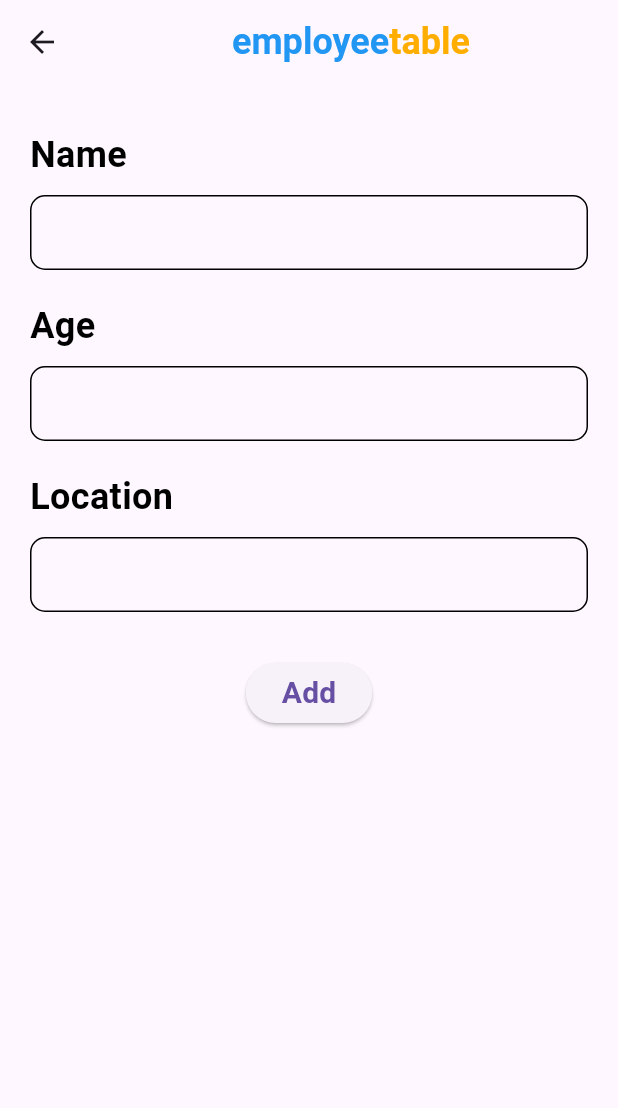
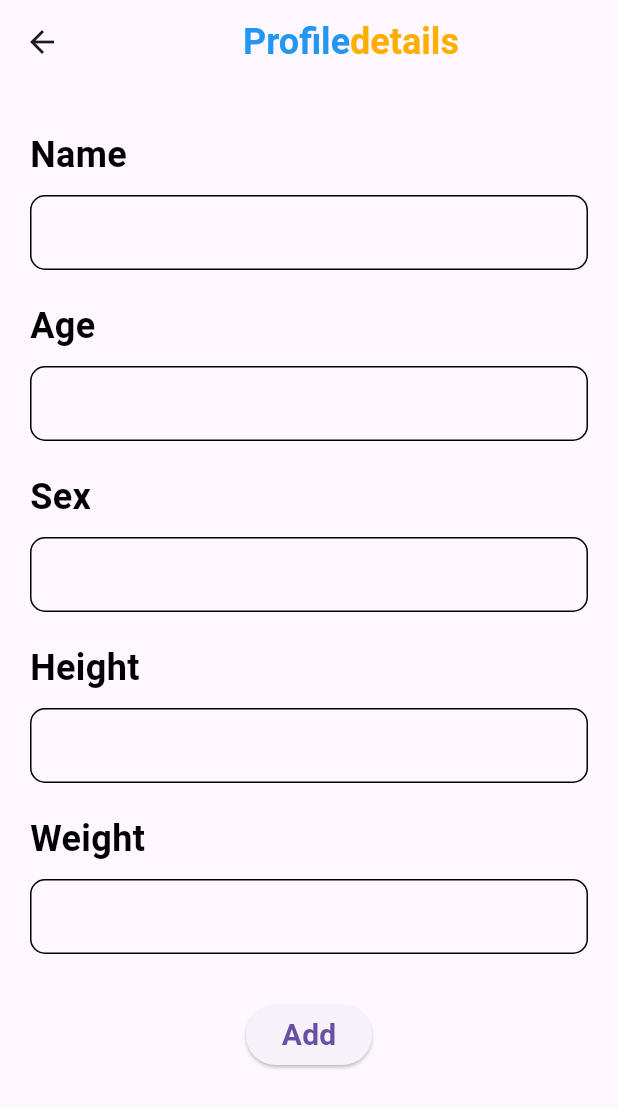
Before and after one commit to abhishekharishp/miniproject_flutter, a Flutter app: the InputScreen screen opened by its route, on a phone screen of 412 x 824 dp. Shown: the top 1108 px of the screen. Run offline on Flutter 3.47's test engine with Material 3 defaults, Android fonts, the phone set to English and light mode, and no system bars.

Commit message:
input screen structure

```diff
--- a/lib/screens/login/input_screen.dart
+++ b/lib/screens/login/input_screen.dart
@@ -1,6 +1,7 @@
 import 'package:flutter/material.dart';
+
 class InputScreen extends StatefulWidget {
-  const InputScreen({super.key});
+  const InputScreen({Key? key}) : super(key: key);
 
   @override
   State<InputScreen> createState() => _InputScreenState();
@@ -9,73 +10,127 @@ class InputScreen extends StatefulWidget {
 class _InputScreenState extends State<InputScreen> {
   @override
   Widget build(BuildContext context) {
-    return  Scaffold(
+    return Scaffold(
       appBar: AppBar(
         title: const Row(
           mainAxisAlignment: MainAxisAlignment.center,
-          children:[
+          children: [
             Text(
-              "employee",
+              "Profile",
               style: TextStyle(
                   color: Colors.blue,
                   fontSize: 24.0,
                   fontWeight: FontWeight.bold),
             ),
             Text(
-              "table",
+              "details",
               style: TextStyle(
                   color: Color.fromARGB(255, 255, 174, 0),
                   fontSize: 24.0,
                   fontWeight: FontWeight.bold),
             )
-
-
-      ],),),
-      body: Container(
-        margin: const EdgeInsets.only(left:20.0,top:30.0, right:20.0),
+          ],
+        ),
+      ),
+      body: SingleChildScrollView(
+        child: Container(
+          margin: const EdgeInsets.symmetric(horizontal: 20.0, vertical: 30.0),
           child: Column(
             crossAxisAlignment: CrossAxisAlignment.start,
-          children:[
-         const Text("Name",style: TextStyle(color:Colors.black,fontSize: 24.0,fontWeight: FontWeight.bold),),
-         const SizedBox(height: 10.0,),
+            children: [
+              const Text(
+                "Name",
+                style: TextStyle(
+                    color: Colors.black,
+                    fontSize: 24.0,
+                    fontWeight: FontWeight.bold),
+              ),
+              const SizedBox(height: 10.0),
               Container(
-          padding:  const EdgeInsets.only(left:10.0),
-           decoration: BoxDecoration(border:Border.all(),borderRadius: BorderRadius.circular(10)),
-          child:  const TextField(
-decoration: InputDecoration(border: InputBorder.none),
-          ),
-        ),
-         const SizedBox(height:20.0),
-          const Text("Age",style: TextStyle(color:Colors.black,fontSize: 24.0,fontWeight: FontWeight.bold),),
-         const SizedBox(height: 10.0,),
-        Container(
-          padding: const EdgeInsets.only(left:10.0),
-           decoration: BoxDecoration(border:Border.all(),borderRadius: BorderRadius.circular(10)),
+                padding: const EdgeInsets.only(left: 10.0),
+                decoration: BoxDecoration(
+                    border: Border.all(), borderRadius: BorderRadius.circular(10)),
                 child: const TextField(
                   decoration: InputDecoration(border: InputBorder.none),
                 ),
               ),
               const SizedBox(height: 20.0),
-         const Text("Location",style: TextStyle(color:Colors.black,fontSize: 24.0,fontWeight: FontWeight.bold),),
-        const SizedBox(height: 10.0,),
+              const Text(
+                "Age",
+                style: TextStyle(
+                    color: Colors.black,
+                    fontSize: 24.0,
+                    fontWeight: FontWeight.bold),
+              ),
+              const SizedBox(height: 10.0),
               Container(
-          padding: const EdgeInsets.only(left:10.0),
-           decoration: BoxDecoration(border:Border.all(),borderRadius: BorderRadius.circular(10)),
+                padding: const EdgeInsets.only(left: 10.0),
+                decoration: BoxDecoration(
+                    border: Border.all(), borderRadius: BorderRadius.circular(10)),
+                child: const TextField(
+                  decoration: InputDecoration(border: InputBorder.none),
+                ),
+              ),
+              const SizedBox(height: 20.0),
+              const Text(
+                "Sex",
+                style: TextStyle(
+                    color: Colors.black,
+                    fontSize: 24.0,
+                    fontWeight: FontWeight.bold),
+              ),
+              const SizedBox(height: 10.0),
+              Container(
+                padding: const EdgeInsets.only(left: 10.0),
+                decoration: BoxDecoration(
+                    border: Border.all(), borderRadius: BorderRadius.circular(10)),
+                child: const TextField(
+                  decoration: InputDecoration(border: InputBorder.none),
+                ),
+              ),
+              const SizedBox(height: 20.0),
+              const Text(
+                "Height",
+                style: TextStyle(
+                    color: Colors.black,
+                    fontSize: 24.0,
+                    fontWeight: FontWeight.bold),
+              ),
+              const SizedBox(height: 10.0),
+              Container(
+                padding: const EdgeInsets.only(left: 10.0),
+                decoration: BoxDecoration(
+                    border: Border.all(), borderRadius: BorderRadius.circular(10)),
+                child: const TextField(
+                  decoration: InputDecoration(border: InputBorder.none),
+                ),
+              ),
+              const SizedBox(height: 20.0),
+              const Text(
+                "Weight",
+                style: TextStyle(
+                    color: Colors.black,
+                    fontSize: 24.0,
+                    fontWeight: FontWeight.bold),
+              ),
+              const SizedBox(height: 10.0),
+              Container(
+                padding: const EdgeInsets.only(left: 10.0),
+                decoration: BoxDecoration(
+                    border: Border.all(), borderRadius: BorderRadius.circular(10)),
                 child: const TextField(
                   decoration: InputDecoration(border: InputBorder.none),
                 ),
               ),
               const SizedBox(height: 30.0),
               Center(
-       child:  ElevatedButton(onPressed:() {
-
-       }, child:const Text("Add",style:TextStyle(fontSize:20.0,fontWeight:FontWeight.bold)) )
+                child: ElevatedButton(
+                    onPressed: () {}, child: const Text("Add", style: TextStyle(fontSize: 20.0, fontWeight: FontWeight.bold))),
               )
             ],
-
           ),
         ),
-
+      ),
     );
   }
 }
```
Lines whose indentation alone changed are shown as unchanged.
